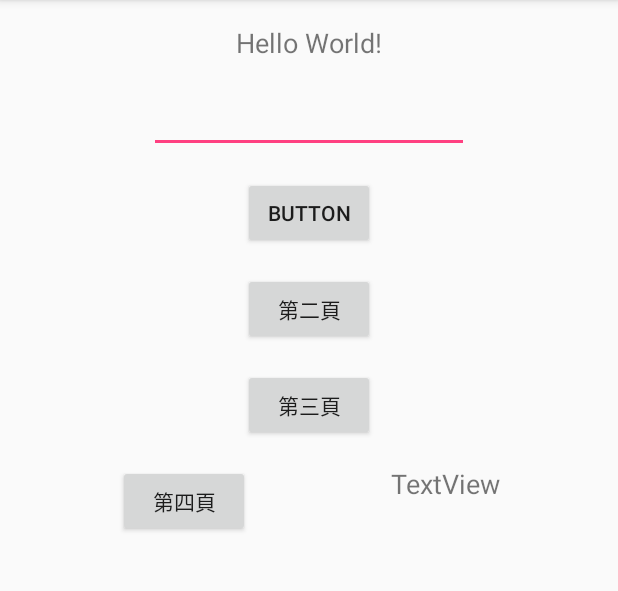
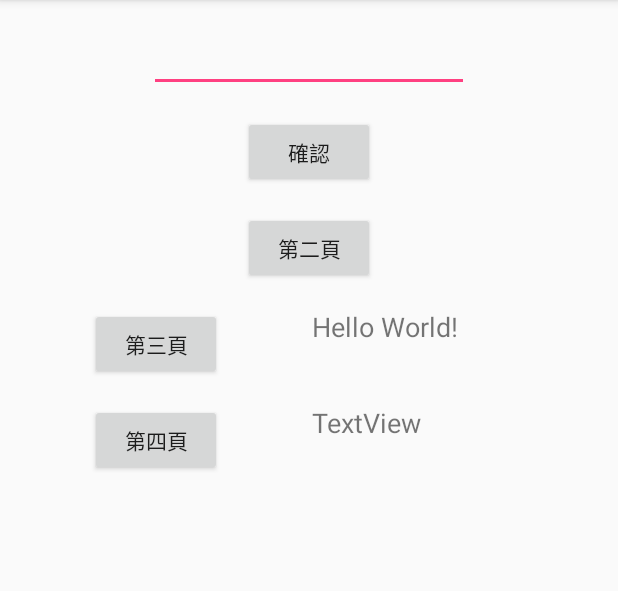
Before and after one commit to shiaoshia/ex2017122801, an Android app: the screen it shows after launch (MainActivity), on a phone screen of 412 x 824 dp, the part 84-675 px from its top. Run offline under Robolectric (Android 15) with nearby library versions, the phone set to English and light mode, and no system bars.

Commit message:
版面修正

```diff
--- a/app/src/main/res/layout/activity_for4.xml
+++ b/app/src/main/res/layout/activity_for4.xml
@@ -15,7 +15,6 @@
         android:layout_marginTop="16dp"
         android:ems="10"
         android:inputType="textPersonName"
-        android:text="Name"
         app:layout_constraintEnd_toEndOf="parent"
         app:layout_constraintStart_toStartOf="parent"
         app:layout_constraintTop_toTopOf="parent" />
--- a/app/src/main/res/layout/activity_main.xml
+++ b/app/src/main/res/layout/activity_main.xml
@@ -10,14 +10,12 @@
         android:id="@+id/textView"
         android:layout_width="wrap_content"
         android:layout_height="wrap_content"
-        android:layout_marginEnd="16dp"
-        android:layout_marginStart="16dp"
+        android:layout_marginStart="60dp"
         android:layout_marginTop="16dp"
         android:text="@string/TV2"
         android:textSize="18sp"
-        app:layout_constraintEnd_toEndOf="parent"
-        app:layout_constraintStart_toStartOf="parent"
-        app:layout_constraintTop_toTopOf="parent" />
+        app:layout_constraintStart_toEndOf="@+id/button2"
+        app:layout_constraintTop_toBottomOf="@+id/button3" />
 
     <Button
         android:id="@+id/button"
@@ -27,7 +25,7 @@
         android:layout_marginStart="16dp"
         android:layout_marginTop="16dp"
         android:onClick="onClick1"
-        android:text="Button"
+        android:text="確認"
         app:layout_constraintEnd_toEndOf="parent"
         app:layout_constraintStart_toStartOf="parent"
         app:layout_constraintTop_toBottomOf="@+id/editText" />
@@ -57,18 +55,16 @@
         android:textSize="18sp"
         app:layout_constraintEnd_toEndOf="parent"
         app:layout_constraintStart_toStartOf="parent"
-        app:layout_constraintTop_toBottomOf="@+id/textView" />
+        app:layout_constraintTop_toTopOf="parent" />
 
     <Button
         android:id="@+id/button2"
         android:layout_width="wrap_content"
         android:layout_height="wrap_content"
-        android:layout_marginEnd="16dp"
-        android:layout_marginStart="16dp"
+        android:layout_marginStart="60dp"
         android:layout_marginTop="16dp"
         android:onClick="onClick3"
         android:text="第三頁"
-        app:layout_constraintEnd_toEndOf="parent"
         app:layout_constraintStart_toStartOf="parent"
         app:layout_constraintTop_toBottomOf="@+id/button3" />
 
@@ -76,12 +72,10 @@
         android:id="@+id/button9"
         android:layout_width="wrap_content"
         android:layout_height="wrap_content"
-        android:layout_marginEnd="16dp"
-        android:layout_marginStart="16dp"
+        android:layout_marginStart="60dp"
         android:layout_marginTop="16dp"
         android:onClick="onClick4"
         android:text="第四頁"
-        app:layout_constraintEnd_toStartOf="@+id/textView3"
         app:layout_constraintStart_toStartOf="parent"
         app:layout_constraintTop_toBottomOf="@+id/button2" />
 
@@ -89,12 +83,10 @@
         android:id="@+id/textView3"
         android:layout_width="wrap_content"
         android:layout_height="wrap_content"
-        android:layout_marginEnd="16dp"
-        android:layout_marginStart="16dp"
+        android:layout_marginStart="60dp"
         android:layout_marginTop="16dp"
         android:text="TextView"
         android:textSize="18sp"
-        app:layout_constraintEnd_toEndOf="parent"
         app:layout_constraintStart_toEndOf="@+id/button9"
         app:layout_constraintTop_toBottomOf="@+id/button2" />
 
```
